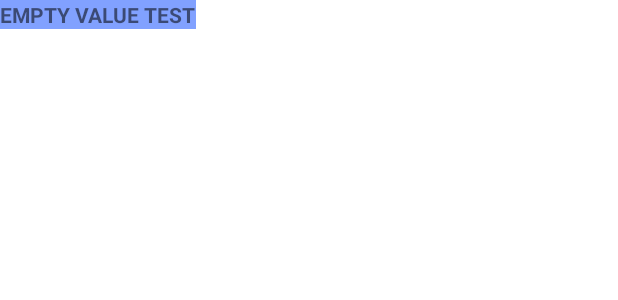
After one commit to Ridje/coinMonitor, an Android app: the layout currency_marker_view.xml on its own in the app's theme, with its tools: preview values and no code run, on a phone screen of 412 x 824 dp. The commit adds this screen. Shown: the top 300 px of the screen. Run offline under Robolectric (Android 15) with nearby library versions, the phone set to English and light mode, and no system bars.

Commit message:
Added currency hightlight on the graph

```diff
--- a/app/src/main/res/layout/asset_row.xml
+++ b/app/src/main/res/layout/asset_row.xml
@@ -126,4 +126,6 @@
         </LinearLayout>
 
     </LinearLayout>
+
+
 </com.google.android.material.card.MaterialCardView>
--- /dev/null
+++ b/app/src/main/res/layout/currency_marker_view.xml
@@ -0,0 +1,14 @@
+<?xml version="1.0" encoding="utf-8"?>
+<androidx.appcompat.widget.LinearLayoutCompat xmlns:android="http://schemas.android.com/apk/res/android"
+    android:layout_width="wrap_content"
+    android:layout_height="wrap_content">
+
+    <com.google.android.material.textview.MaterialTextView
+        android:id="@+id/currency_value"
+        android:layout_width="wrap_content"
+        android:layout_height="wrap_content"
+        android:background="#E67497FF"
+        android:text="EMPTY VALUE TEST"
+        android:textStyle="bold" />
+
+</androidx.appcompat.widget.LinearLayoutCompat>
```
Also changed, not shown: app/src/main/java/com/kis/coinmonitor/ui/RecyclerViewAdapter.java (+29 -6 lines), app/src/main/java/com/kis/coinmonitor/utils/CurrencyMarkerView.java (added, +29 -0 lines).
